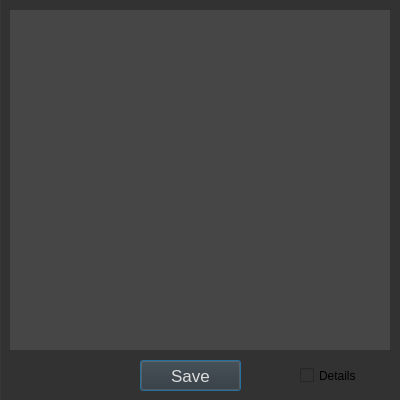
First picture: the form in src/widgetApp/RaportDialog.ui, repository Projekt-zespolowy-TIU/DesignYourNetwork, before the edit.
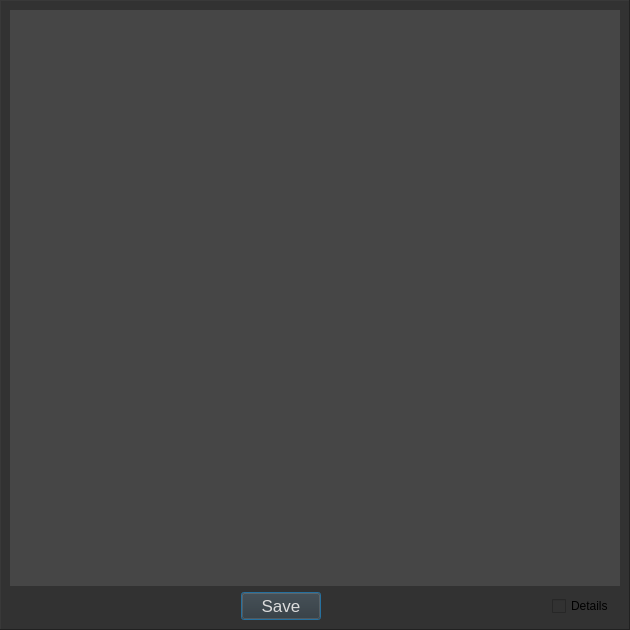
Second picture: the form after the edit. Icons and pictures are not drawn.

Commit message: dialog window is now responsible

Patch:
```diff
--- a/src/widgetApp/RaportDialog.ui
+++ b/src/widgetApp/RaportDialog.ui
@@ -6,8 +6,8 @@
    <rect>
     <x>0</x>
     <y>0</y>
-    <width>400</width>
-    <height>400</height>
+    <width>630</width>
+    <height>630</height>
    </rect>
   </property>
   <property name="windowTitle">
@@ -17,14 +17,41 @@
    <iconset resource="resources.qrc">
     <normaloff>:/resources/icons/report.ico</normaloff>:/resources/icons/report.ico</iconset>
   </property>
+  <property name="layoutDirection">
+   <enum>Qt::LeftToRight</enum>
+  </property>
+  <property name="sizeGripEnabled">
+   <bool>false</bool>
+  </property>
+  <property name="modal">
+   <bool>false</bool>
+  </property>
+  <layout class="QGridLayout" name="gridLayout_4">
+   <property name="sizeConstraint">
+    <enum>QLayout::SetDefaultConstraint</enum>
+   </property>
+   <property name="leftMargin">
+    <number>0</number>
+   </property>
+   <property name="topMargin">
+    <number>0</number>
+   </property>
+   <property name="rightMargin">
+    <number>0</number>
+   </property>
+   <property name="bottomMargin">
+    <number>0</number>
+   </property>
+   <property name="spacing">
+    <number>0</number>
+   </property>
+   <item row="0" column="0">
   <widget class="QFrame" name="infoFrame">
-   <property name="geometry">
-    <rect>
-     <x>0</x>
-     <y>-10</y>
-     <width>401</width>
-     <height>411</height>
-    </rect>
+     <property name="sizePolicy">
+      <sizepolicy hsizetype="Preferred" vsizetype="Preferred">
+       <horstretch>0</horstretch>
+       <verstretch>0</verstretch>
+      </sizepolicy>
    </property>
    <property name="styleSheet">
     <string notr="true">background-color: rgb(50, 50, 50);</string>
@@ -35,15 +62,12 @@
    <property name="frameShadow">
     <enum>QFrame::Raised</enum>
    </property>
+     <layout class="QGridLayout" name="gridLayout_5">
+      <property name="leftMargin">
+       <number>9</number>
+      </property>
+      <item row="0" column="0" colspan="6">
    <widget class="QScrollArea" name="raportScrollArea">
-    <property name="geometry">
-     <rect>
-      <x>10</x>
-      <y>20</y>
-      <width>380</width>
-      <height>340</height>
-     </rect>
-    </property>
     <property name="styleSheet">
      <string notr="true">background-color: rgb(70, 70, 70);</string>
     </property>
@@ -58,40 +82,28 @@
       <rect>
        <x>0</x>
        <y>0</y>
-       <width>380</width>
-       <height>340</height>
+           <width>610</width>
+           <height>575</height>
       </rect>
      </property>
     </widget>
    </widget>
-   <widget class="QCheckBox" name="checkBox">
-    <property name="geometry">
-     <rect>
-      <x>300</x>
-      <y>370</y>
-      <width>81</width>
-      <height>31</height>
-     </rect>
-    </property>
-    <property name="text">
-     <string>Details</string>
-    </property>
-    <property name="iconSize">
+      </item>
+      <item row="2" column="1">
+       <spacer name="horizontalSpacer">
+        <property name="orientation">
+         <enum>Qt::Horizontal</enum>
+        </property>
+        <property name="sizeHint" stdset="0">
      <size>
-      <width>32</width>
-      <height>32</height>
-     </size>
-    </property>
-   </widget>
+          <width>40</width>
+          <height>20</height>
+         </size>
+        </property>
+       </spacer>
+      </item>
+      <item row="2" column="2">
    <widget class="QPushButton" name="saveButton">
-    <property name="geometry">
-     <rect>
-      <x>140</x>
-      <y>370</y>
-      <width>101</width>
-      <height>31</height>
-     </rect>
-    </property>
     <property name="font">
      <font>
       <pointsize>13</pointsize>
@@ -104,7 +116,37 @@
      <string>Save</string>
     </property>
    </widget>
-  </widget>
+      </item>
+      <item row="2" column="4">
+       <widget class="QCheckBox" name="checkBox">
+        <property name="text">
+         <string>Details</string>
+        </property>
+        <property name="iconSize">
+         <size>
+          <width>32</width>
+          <height>32</height>
+         </size>
+        </property>
+       </widget>
+      </item>
+      <item row="2" column="3">
+       <spacer name="horizontalSpacer_3">
+        <property name="orientation">
+         <enum>Qt::Horizontal</enum>
+        </property>
+        <property name="sizeHint" stdset="0">
+         <size>
+          <width>40</width>
+          <height>20</height>
+         </size>
+        </property>
+       </spacer>
+      </item>
+     </layout>
+    </widget>
+   </item>
+  </layout>
  </widget>
  <resources>
   <include location="resources.qrc"/>
```
Lines whose indentation alone changed are shown as unchanged. The commit also changes 2 other files.
